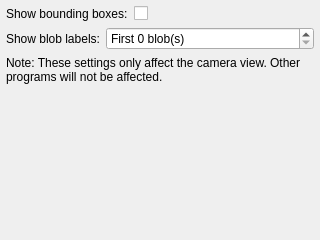
First picture: the form in ui/CameraSettingsWidget.ui, repository kipr/botui, before the edit.
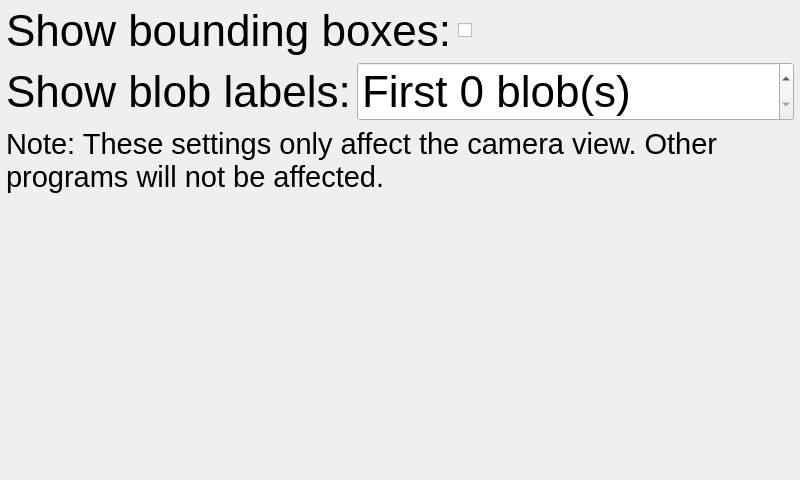
Second picture: the form after the edit.

```diff
--- a/ui/CameraSettingsWidget.ui
+++ b/ui/CameraSettingsWidget.ui
@@ -6,8 +6,8 @@
    <rect>
     <x>0</x>
     <y>0</y>
-    <width>320</width>
-    <height>240</height>
+    <width>800</width>
+    <height>480</height>
    </rect>
   </property>
   <property name="windowTitle">
@@ -30,6 +30,11 @@
     <layout class="QHBoxLayout" name="horizontalLayout_2" stretch="0,1">
      <item>
       <widget class="QLabel" name="label_2">
+       <property name="font">
+        <font>
+         <pointsize>33</pointsize>
+        </font>
+       </property>
        <property name="text">
         <string>Show bounding boxes:</string>
        </property>
@@ -37,9 +42,26 @@
      </item>
      <item>
       <widget class="QCheckBox" name="boundingBox">
+       <property name="minimumSize">
+        <size>
+         <width>0</width>
+         <height>0</height>
+        </size>
+       </property>
+       <property name="font">
+        <font>
+         <pointsize>33</pointsize>
+        </font>
+       </property>
        <property name="text">
         <string/>
        </property>
+       <property name="iconSize">
+        <size>
+         <width>16</width>
+         <height>16</height>
+        </size>
+       </property>
       </widget>
      </item>
     </layout>
@@ -48,6 +70,11 @@
     <layout class="QHBoxLayout" name="horizontalLayout" stretch="0,1">
      <item>
       <widget class="QLabel" name="label">
+       <property name="font">
+        <font>
+         <pointsize>33</pointsize>
+        </font>
+       </property>
        <property name="text">
         <string>Show blob labels:</string>
        </property>
@@ -55,6 +82,11 @@
      </item>
      <item>
       <widget class="QSpinBox" name="numLabels">
+       <property name="font">
+        <font>
+         <pointsize>33</pointsize>
+        </font>
+       </property>
        <property name="suffix">
         <string> blob(s)</string>
        </property>
@@ -70,6 +102,11 @@
    </item>
    <item>
     <widget class="QLabel" name="label_3">
+     <property name="font">
+      <font>
+       <pointsize>22</pointsize>
+      </font>
+     </property>
      <property name="text">
       <string>Note: These settings only affect the camera view. Other programs will not be affected.</string>
      </property>
```
